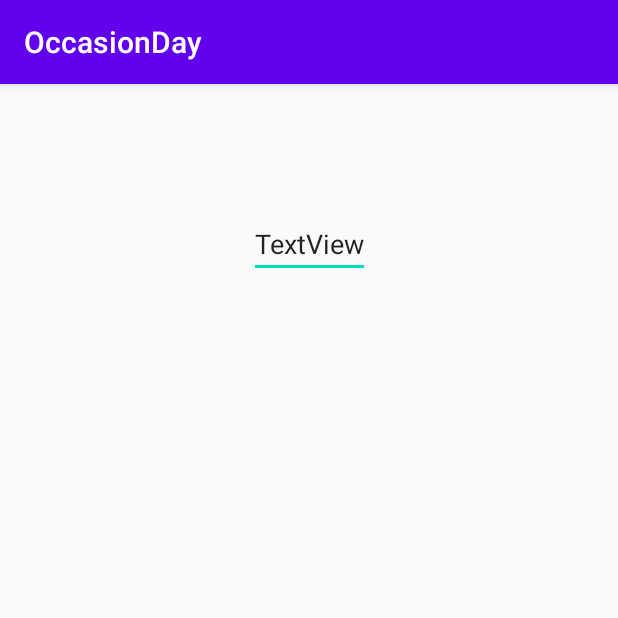
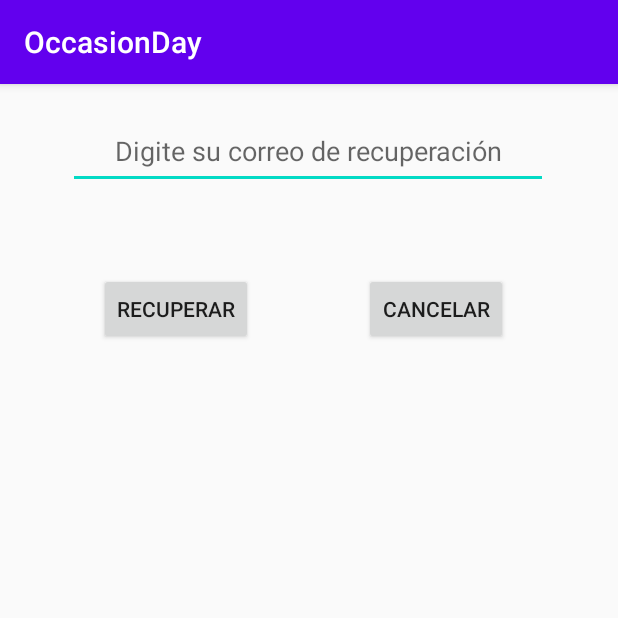
Before and after one commit to Jucoronado/OccasionDay, an Android app: the Restablecer screen opened directly, with no data from a screen before it, on a phone screen of 412 x 824 dp, the top half of it. Run offline under Robolectric (Android 15) with nearby library versions, the phone set to English and light mode, and no system bars; our stand-ins replace Firebase (no records; nobody signed in at launch, a user with empty details on screens opened directly).

Commit message:
Registro, Ingreso, Cierre de Sesion, recuperación de contraseña, proyecto configurado con Firebase, usamdo el correo como auntenticador

```diff
--- a/app/src/main/java/com/gicogu/occasionday/MainActivity.kt
+++ b/app/src/main/java/com/gicogu/occasionday/MainActivity.kt
@@ -84,13 +84,14 @@ class MainActivity : AppCompatActivity() {
     fun registrousu(vista: View){
         val intent = Intent( this@MainActivity, Registrar::class.java)
         startActivity(intent)
+        finish()
     }
 
     fun restablecer(vista: View){
 
         val intent = Intent( this@MainActivity, Restablecer::class.java)
         startActivity(intent)
-
+        finish()
     }
 
 
--- a/app/src/main/res/layout/activity_restablecer.xml
+++ b/app/src/main/res/layout/activity_restablecer.xml
@@ -7,12 +7,42 @@
     tools:context=".Restablecer">
 
     <EditText
-        android:id="@+id/textView2"
+        android:id="@+id/recmail"
+        android:layout_width="320dp"
+        android:layout_height="50dp"
+        android:layout_marginTop="20dp"
+        android:gravity="center"
+        android:inputType="textEmailAddress"
+        android:hint="Digite su correo de recuperación"
+        app:layout_constraintEnd_toEndOf="parent"
+        app:layout_constraintHorizontal_bias="0.494"
+        app:layout_constraintStart_toStartOf="parent"
+        app:layout_constraintTop_toTopOf="parent" />
+
+    <Button
+        android:id="@+id/recuperar"
         android:layout_width="wrap_content"
         android:layout_height="wrap_content"
-        android:layout_marginTop="84dp"
-        android:text="TextView"
+        android:layout_marginTop="56dp"
+        android:onClick="recuperar"
+        android:text="Recuperar"
+        app:layout_constraintBottom_toBottomOf="parent"
         app:layout_constraintEnd_toEndOf="parent"
+        app:layout_constraintHorizontal_bias="0.214"
         app:layout_constraintStart_toStartOf="parent"
-        app:layout_constraintTop_toTopOf="parent" />
+        app:layout_constraintTop_toBottomOf="@+id/recmail"
+        app:layout_constraintVertical_bias="0.0" />
+
+    <Button
+        android:id="@+id/cancerres"
+        android:layout_width="wrap_content"
+        android:layout_height="wrap_content"
+        android:layout_marginTop="56dp"
+        android:onClick="Cancelar"
+        android:text="cancelar"
+        app:layout_constraintBottom_toBottomOf="parent"
+        app:layout_constraintEnd_toEndOf="parent"
+        app:layout_constraintStart_toEndOf="@+id/recuperar"
+        app:layout_constraintTop_toBottomOf="@+id/recmail"
+        app:layout_constraintVertical_bias="0.0" />
 </androidx.constraintlayout.widget.ConstraintLayout>
```
Also changed, not shown: app/src/main/java/com/gicogu/occasionday/Restablecer.kt (+42 -0 lines).
